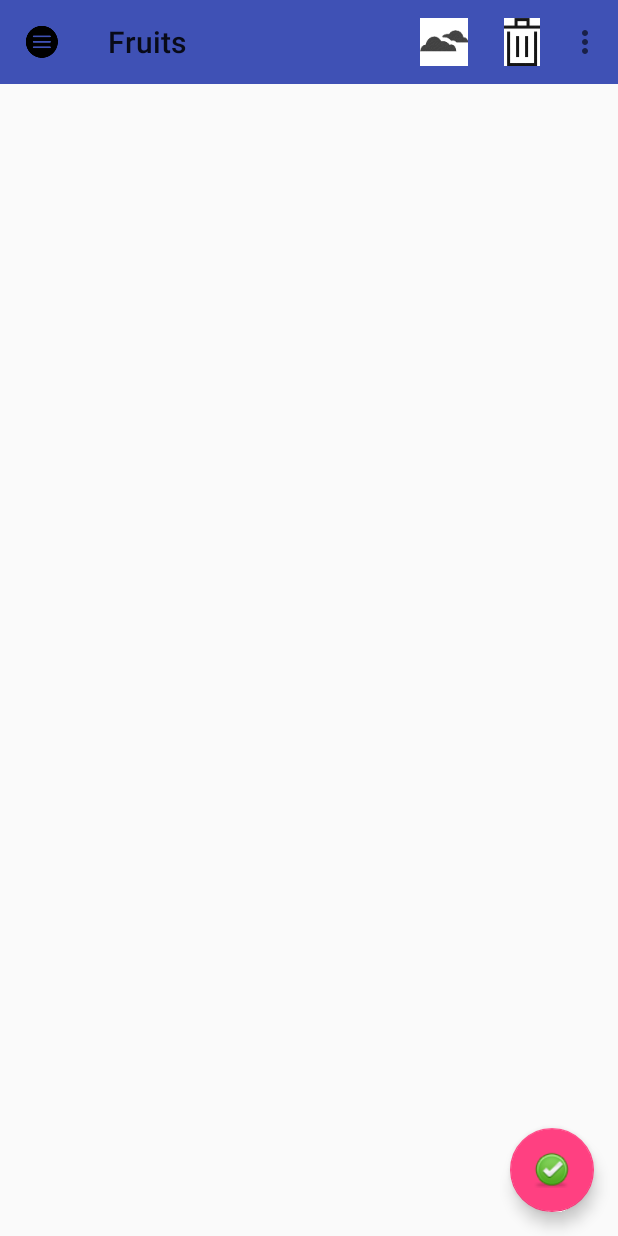
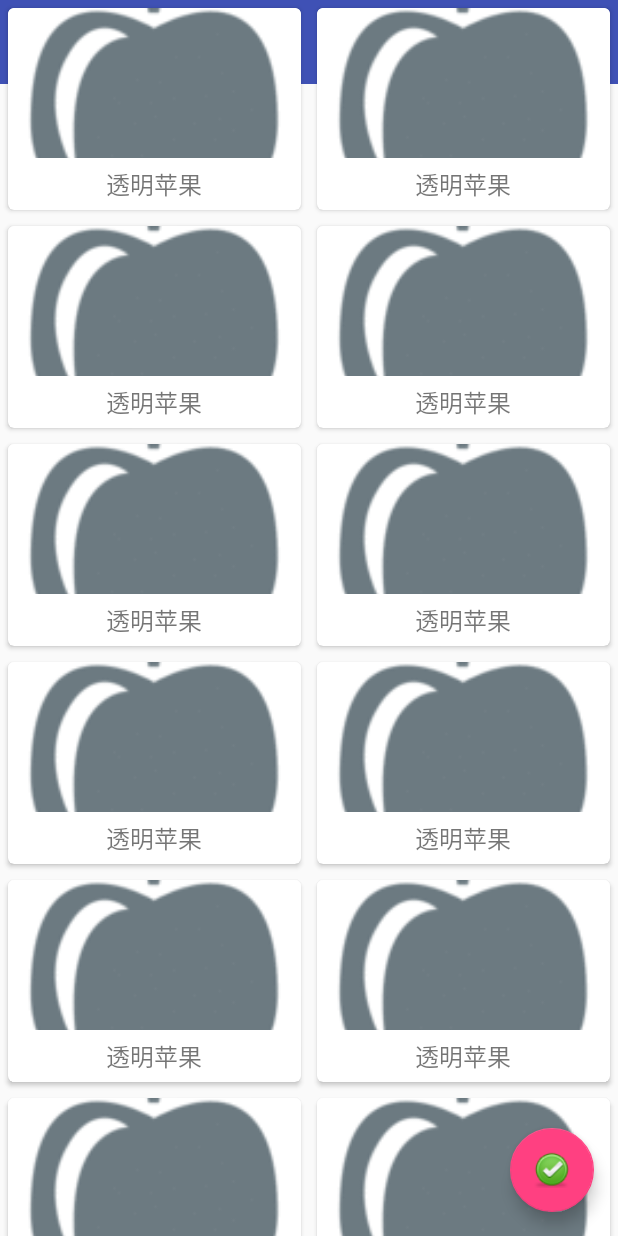
Before and after one commit to HaiChengXiaoHuo/MaterialTest, an Android app: the screen it shows after launch (MainActivity), on a phone screen of 412 x 824 dp. Run offline under Robolectric (Android 15) with nearby library versions, the phone set to English and light mode, and no system bars.

Commit message:
Material各种功能的简单实现----使用卡片式布局--》CardView   + RecyclerView  +  Glide 来填充精（简）美（单）页（图）面（片）

```diff
--- a/app/build.gradle
+++ b/app/build.gradle
@@ -29,4 +29,7 @@ dependencies {
     compile 'de.hdodenhof:circleimageview:2.1.0'
     compile 'com.android.support:design:26.0.0-alpha1'
     testCompile 'junit:junit:4.12'
+    compile 'com.android.support:recyclerview-v7:26.0.0-alpha1'
+    compile 'com.android.support:cardview-v7:26.0.0-alpha1'
+    compile 'com.github.bumptech.glide:glide:4.0.0-RC1'
 }
--- a/app/src/main/java/com/example/materialtest/MainActivity.java
+++ b/app/src/main/java/com/example/materialtest/MainActivity.java
@@ -8,15 +8,34 @@ import android.support.v4.view.GravityCompat;
 import android.support.v4.widget.DrawerLayout;
 import android.support.v7.app.ActionBar;
 import android.support.v7.app.AppCompatActivity;
+import android.support.v7.widget.GridLayoutManager;
+import android.support.v7.widget.RecyclerView;
 import android.support.v7.widget.Toolbar;
 import android.view.Menu;
 import android.view.MenuItem;
 import android.view.View;
 import android.widget.Toast;
 
+import com.example.materialtest.adapter.FruitAdapter;
+import com.example.materialtest.bean.Fruit;
+
+import java.util.ArrayList;
+import java.util.List;
+import java.util.Random;
+
 public class MainActivity extends AppCompatActivity {
 
     private DrawerLayout mDrawerLayout;
+
+    private Fruit[] fruits = {new Fruit("苹果",R.drawable.d),new Fruit("橘子",R.drawable.e),
+            new Fruit("草莓",R.drawable.g), new Fruit("菠萝",R.drawable.f),
+            new Fruit("透明草莓",R.drawable.h), new Fruit("什锦箱子",R.drawable.i),
+            new Fruit("透明苹果",R.drawable.j), new Fruit("透明菠萝",R.drawable.k),
+            new Fruit("透明梨子",R.drawable.l), new Fruit("透明葡萄",R.drawable.m),
+    };
+
+    private List<Fruit> fruitList = new ArrayList<>();
+    private FruitAdapter adapter;
 
     @Override
     protected void onCreate(Bundle savedInstanceState) {
@@ -62,6 +81,13 @@ public class MainActivity extends AppCompatActivity {
             }
         });
 
+        initFruits();
+        RecyclerView recyclerView = (RecyclerView)findViewById(R.id.recycler_view);
+        GridLayoutManager layoutManager = new GridLayoutManager(this,2);//每一行中会有两列数据
+        recyclerView.setLayoutManager(layoutManager);
+        adapter = new FruitAdapter(fruitList);
+        recyclerView.setAdapter(adapter);
+
     }
 
     public boolean onCreateOptionsMenu(Menu menu) {
@@ -89,4 +115,12 @@ public class MainActivity extends AppCompatActivity {
         }
         return true;
     }
+    private void initFruits(){
+        fruitList.clear();
+        for (int i = 0; i < 50; i++) {
+            Random random = new Random();
+            int index = random.nextInt(fruits.length);
+            fruitList.add(fruits[index]);
+        }
+    }
 }
--- /dev/null
+++ b/app/src/main/java/com/example/materialtest/adapter/FruitAdapter.java
@@ -0,0 +1,67 @@
+package com.example.materialtest.adapter;
+
+import android.content.Context;
+import android.support.v7.widget.CardView;
+import android.support.v7.widget.RecyclerView;
+import android.view.LayoutInflater;
+import android.view.View;
+import android.view.ViewGroup;
+import android.widget.ImageView;
+import android.widget.TextView;
+
+import com.bumptech.glide.Glide;
+import com.example.materialtest.R;
+import com.example.materialtest.bean.Fruit;
+
+import java.util.List;
+
+/**
+ * 创建时间：2017/7/3.
+ * <p>
+ * 类备注：
+ */
+
+public class FruitAdapter extends RecyclerView.Adapter<FruitAdapter.ViewHolder> {
+
+    private Context mContext;
+    private List<Fruit> mFruitList;
+    static class ViewHolder extends RecyclerView.ViewHolder{
+        CardView cardView;
+        ImageView fruitImage;
+        TextView fruitName;
+
+        public ViewHolder(View view){
+            super(view);
+            cardView = (CardView)view;
+            fruitImage = (ImageView)view.findViewById(R.id.fruit_image);
+            fruitName = (TextView)view.findViewById(R.id.fruit_name);
+
+        }
+    }
+
+    public FruitAdapter(List<Fruit> fruitList){
+        mFruitList = fruitList;
+    }
+
+
+    @Override
+    public FruitAdapter.ViewHolder onCreateViewHolder(ViewGroup parent, int viewType) {
+        if (mContext == null){
+            mContext=parent.getContext();
+        }
+        View view= LayoutInflater.from(mContext).inflate(R.layout.fruit_item,parent,false);
+        return new ViewHolder(view);
+    }
+
+    @Override
+    public void onBindViewHolder(FruitAdapter.ViewHolder holder, int position) {
+        Fruit fruit = mFruitList.get(position);
+        holder.fruitName.setText(fruit.getName());
+        Glide.with(mContext).load(fruit.getImageId()).into(holder.fruitImage);
+    }
+
+    @Override
+    public int getItemCount() {
+        return mFruitList.size();
+    }
+}
--- /dev/null
+++ b/app/src/main/java/com/example/materialtest/bean/Fruit.java
@@ -0,0 +1,33 @@
+package com.example.materialtest.bean;
+
+/**
+ * 创建时间：2017/7/2.
+ * <p>
+ * 类备注：一个水果的实体类，在这里我准备放一些水果类的图片，主要就是简单实现一下cardview的效果
+ */
+
+public class Fruit {
+    private String name;
+    private int imageId;
+
+    public Fruit(String name, int imageId) {
+        this.name = name;
+        this.imageId = imageId;
+    }
+
+    public String getName() {
+        return name;
+    }
+
+    public void setName(String name) {
+        this.name = name;
+    }
+
+    public int getImageId() {
+        return imageId;
+    }
+
+    public void setImageId(int imageId) {
+        this.imageId = imageId;
+    }
+}
--- a/app/src/main/res/layout/activity_main.xml
+++ b/app/src/main/res/layout/activity_main.xml
@@ -16,6 +16,10 @@
             android:layout_height="?attr/actionBarSize"
             android:background="?attr/colorPrimary"
             app:popupTheme="@style/ThemeOverlay.AppCompat.Light"/>
+        <android.support.v7.widget.RecyclerView
+            android:id="@+id/recycler_view"
+            android:layout_width="match_parent"
+            android:layout_height="match_parent"/>
         <android.support.design.widget.FloatingActionButton
             android:id="@+id/fab"
             android:layout_gravity="bottom|end"
--- /dev/null
+++ b/app/src/main/res/layout/fruit_item.xml
@@ -0,0 +1,29 @@
+<?xml version="1.0" encoding="utf-8"?>
+<android.support.v7.widget.CardView
+    xmlns:android="http://schemas.android.com/apk/res/android"
+    xmlns:app="http://schemas.android.com/apk/res-auto"
+    android:layout_width="match_parent"
+    android:layout_height="wrap_content"
+    android:layout_margin="5dp"
+    app:cardCornerRadius="4dp">
+    <LinearLayout
+        android:orientation="vertical"
+        android:layout_width="match_parent"
+        android:layout_height="wrap_content">
+        <ImageView
+            android:id="@+id/fruit_image"
+            android:scaleType="centerCrop"
+            android:layout_width="match_parent"
+            android:layout_height="100dp"/>
+        <TextView
+            android:id="@+id/fruit_name"
+            android:layout_gravity="center_horizontal"
+            android:layout_margin="5dp"
+            android:textSize="16sp"
+            android:layout_width="wrap_content"
+            android:layout_height="wrap_content"/>
+
+    </LinearLayout>
+
+
+</android.support.v7.widget.CardView>
```
Also changed, not shown: app/src/main/res/drawable/d.jpg (added), app/src/main/res/drawable/e.jpg (added), app/src/main/res/drawable/f.jpg (added), app/src/main/res/drawable/g.jpg (added), app/src/main/res/drawable/h.jpg (added), app/src/main/res/drawable/i.jpg (added), app/src/main/res/drawable/j.jpg (added), app/src/main/res/drawable/k.jpg (added), app/src/main/res/drawable/l.jpg (added), app/src/main/res/drawable/m.jpg (added).
